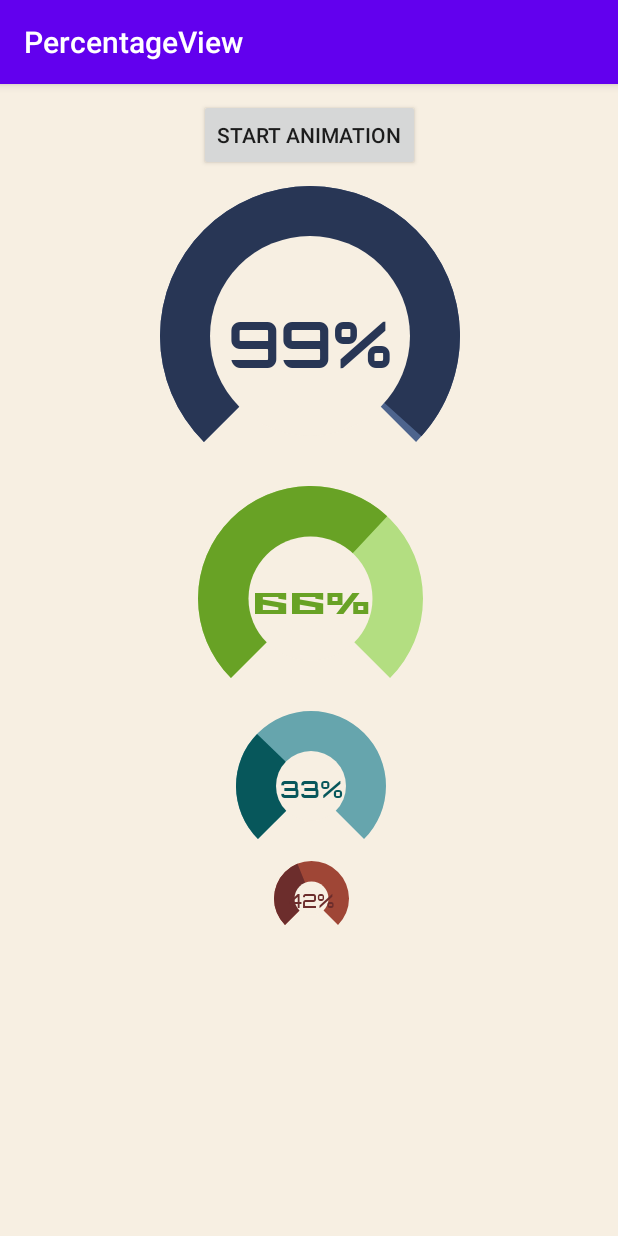
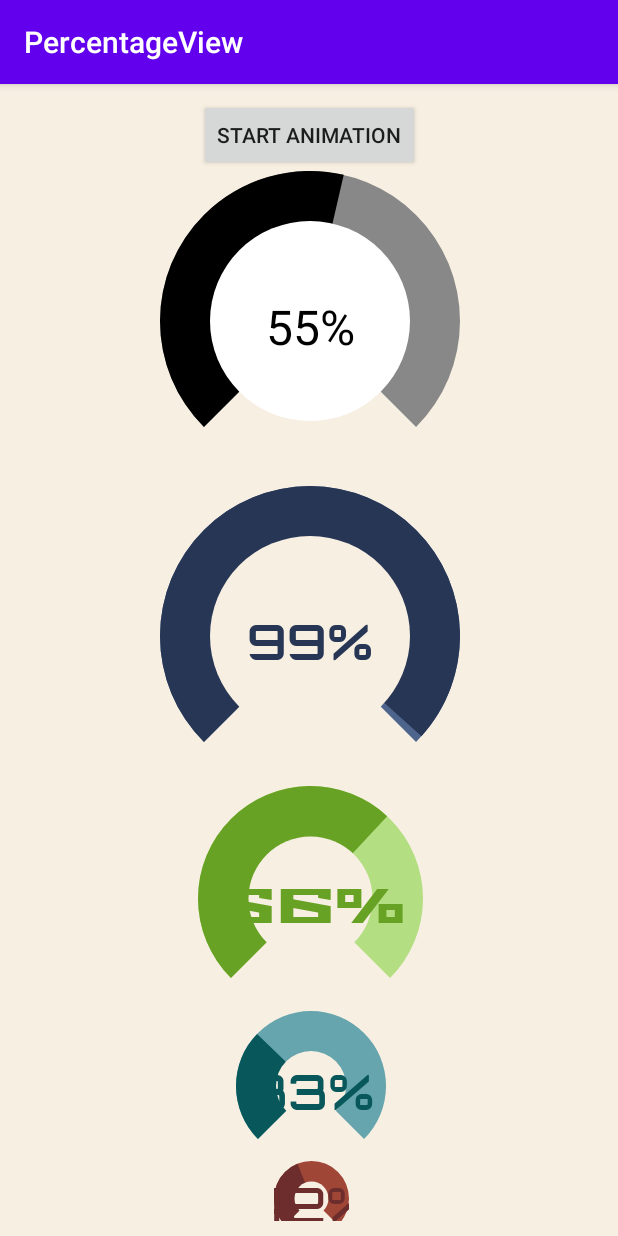
Before and after one commit to turkergoksu/PercentageView, an Android app: the screen it shows after launch (MainActivity), on a phone screen of 412 x 824 dp. Run offline under Robolectric (Android 15) with nearby library versions, the phone set to English and light mode, and no system bars.

Commit message:
Code edit.

```diff
--- a/app/src/main/res/layout/activity_main.xml
+++ b/app/src/main/res/layout/activity_main.xml
@@ -18,6 +18,15 @@
         app:layout_constraintTop_toTopOf="parent" />
 
     <me.turkergoksu.lib.PercentageView
+        android:id="@+id/pv0"
+        app:layout_constraintTop_toBottomOf="@id/buttonStartAnimation"
+        app:layout_constraintStart_toStartOf="@id/buttonStartAnimation"
+        app:layout_constraintEnd_toEndOf="@id/buttonStartAnimation"
+        android:layout_width="200dp"
+        app:percentage="55"
+        android:layout_height="200dp"/>
+
+    <me.turkergoksu.lib.PercentageView
         android:id="@+id/pv1"
         android:layout_width="200dp"
         android:layout_height="200dp"
@@ -25,9 +34,9 @@
         android:fontFamily="@font/orbitron_bold"
         app:animDuration="1500"
         app:centerColor="#f7efe2"
-        app:layout_constraintEnd_toEndOf="@id/buttonStartAnimation"
-        app:layout_constraintStart_toStartOf="@id/buttonStartAnimation"
-        app:layout_constraintTop_toBottomOf="@id/buttonStartAnimation"
+        app:layout_constraintEnd_toEndOf="@id/pv0"
+        app:layout_constraintStart_toStartOf="@id/pv0"
+        app:layout_constraintTop_toBottomOf="@id/pv0"
         app:percentage="99"
         app:percentageWidth="50"
         app:progressBackgroundColor="#4d648d"
--- a/lib/src/main/java/me/turkergoksu/lib/PercentageView.kt
+++ b/lib/src/main/java/me/turkergoksu/lib/PercentageView.kt
@@ -88,8 +88,8 @@ class PercentageView @JvmOverloads constructor(
             )
 
             // PERCENTAGE TEXT SIZE
-            percentageTextPaint.textSize =
-                typedArray.getDimensionPixelSize(R.styleable.PercentageView_textSize, 32).toFloat()
+            percentageTextPaint.textSize = resources.getDimension(R.dimen.default_text_size)
+            typedArray.getDimensionPixelSize(R.styleable.PercentageView_textSize, 32).toFloat()
 
             // PERCENTAGE TEXT FONT
             val fontId = typedArray.getResourceId(R.styleable.PercentageView_android_fontFamily, 0)
@@ -146,7 +146,8 @@ class PercentageView @JvmOverloads constructor(
         )
 
         // Text
-        val textSizeWidth = percentageTextPaint.measureText("%s%%".format(currentPercentage.toInt()))
+        val textSizeWidth =
+            percentageTextPaint.measureText("%s%%".format(currentPercentage.toInt()))
         canvas?.drawText(
             "%s%%".format(currentPercentage.toInt()),
             rectF!!.centerX() - textSizeWidth / 2,
--- /dev/null
+++ b/lib/src/main/res/values/dimens.xml
@@ -0,0 +1,4 @@
+<?xml version="1.0" encoding="utf-8"?>
+<resources>
+    <dimen name="default_text_size">32sp</dimen>
+</resources>
```
Also changed, not shown: 1 other file.
